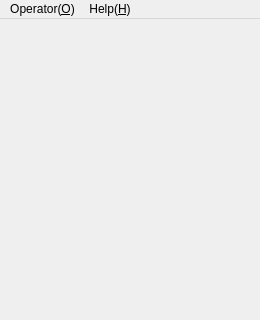
KangLin/RabbitIm, file MainWindow.ui: the form before one commit; both pictures show x 0 to 260 and y 0 to 320 of the 260 by 600 pixel window.
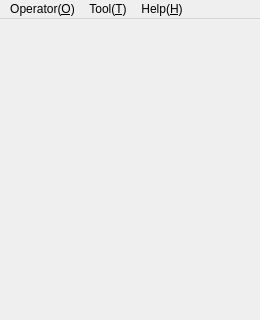
The form after the commit.

```diff
--- a/MainWindow.ui
+++ b/MainWindow.ui
@@ -46,7 +46,14 @@
     </property>
     <addaction name="actionAbout_A"/>
    </widget>
+   <widget class="QMenu" name="menuTool_T">
+    <property name="title">
+     <string>Tool(&amp;T)</string>
+    </property>
+    <addaction name="actionOptions_O"/>
+   </widget>
    <addaction name="menuOperator_O"/>
+   <addaction name="menuTool_T"/>
    <addaction name="menuHelp_H"/>
   </widget>
   <action name="actionExit_O">
```
Left out of the diff: 5 changed lines with no effect on the pictures.
